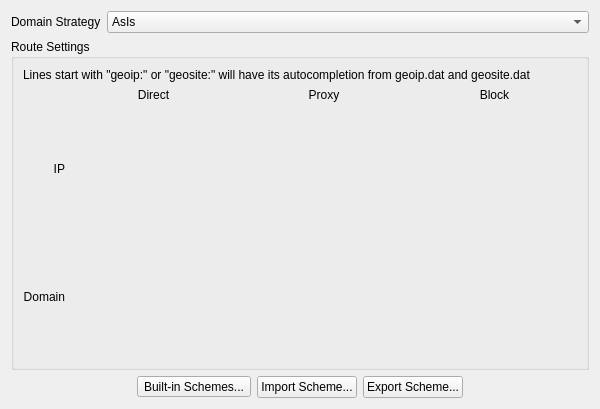
Before: the Qt Designer form src/ui/widgets/RouteSettingsMatrix.ui in Qv2ray/Qv2ray, drawn with Qt 5.
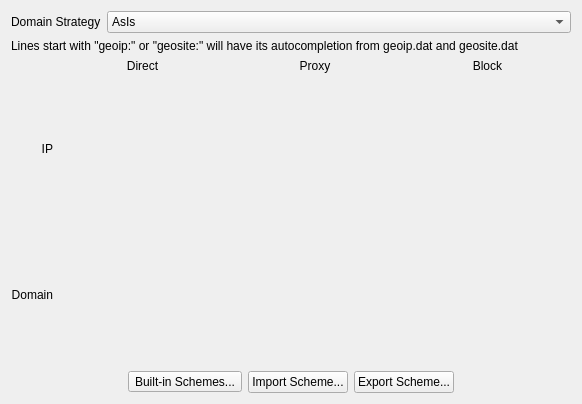
After: the same form once the commit is applied.

What changed in the file:
```diff
--- a/src/ui/widgets/RouteSettingsMatrix.ui
+++ b/src/ui/widgets/RouteSettingsMatrix.ui
@@ -6,8 +6,8 @@
    <rect>
     <x>0</x>
     <y>0</y>
-    <width>600</width>
-    <height>409</height>
+    <width>582</width>
+    <height>404</height>
    </rect>
   </property>
   <property name="windowTitle">
@@ -45,12 +45,6 @@
     </layout>
    </item>
    <item>
-    <widget class="QGroupBox" name="groupBox">
-     <property name="title">
-      <string>Route Settings</string>
-     </property>
-     <layout class="QVBoxLayout" name="verticalLayout">
-      <item>
        <widget class="QLabel" name="label_3">
         <property name="text">
          <string>Lines start with &quot;geoip:&quot; or &quot;geosite:&quot; will have its autocompletion from geoip.dat and geosite.dat</string>
@@ -128,9 +122,6 @@
          <layout class="QGridLayout" name="directIPLayout"/>
         </item>
        </layout>
-      </item>
-     </layout>
-    </widget>
    </item>
    <item>
     <layout class="QHBoxLayout" name="horizontalLayout">
```
Lines whose indentation alone changed are shown as unchanged.
